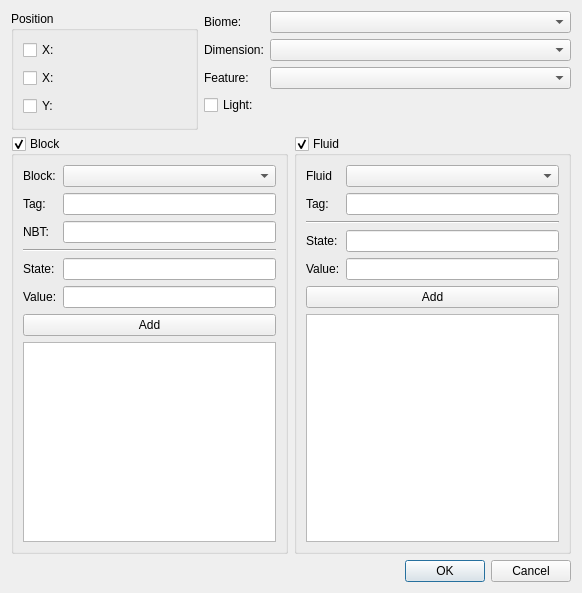
First picture: the form in locationconditiondialog.ui, repository IoeCmcomc/MCDatapacker, before the edit.
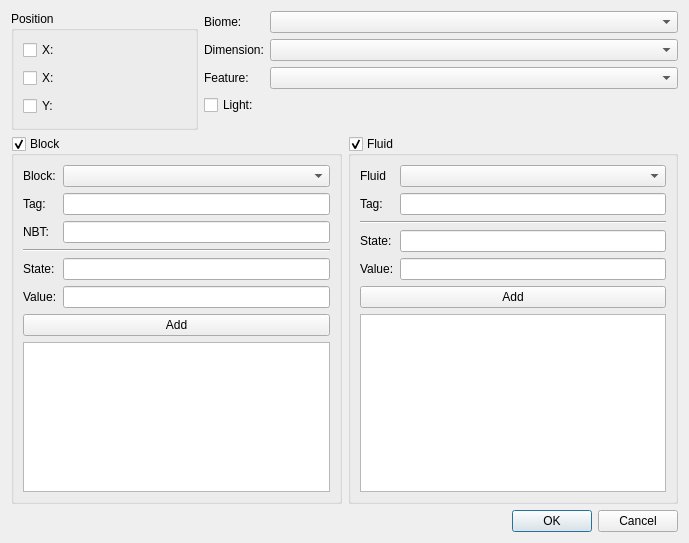
Second picture: the form after the edit. Custom widgets are drawn as their Qt base class.

Commit message: [Cleanup] Add BaseCondition class, rename some files, add biome icons

The edit to the form file:
```diff
--- a/locationconditiondialog.ui
+++ b/locationconditiondialog.ui
@@ -6,8 +6,8 @@
    <rect>
     <x>0</x>
     <y>0</y>
-    <width>582</width>
-    <height>593</height>
+    <width>689</width>
+    <height>543</height>
    </rect>
   </property>
   <property name="windowTitle">
@@ -24,7 +24,7 @@
        <property name="checkable">
         <bool>true</bool>
        </property>
-       <layout class="QFormLayout" name="formLayout_3">
+       <layout class="QGridLayout" name="gridLayout_2">
         <item row="0" column="0">
          <widget class="QLabel" name="label_4">
           <property name="text">
@@ -91,6 +91,9 @@
         </item>
         <item row="7" column="0" colspan="2">
          <widget class="QTableView" name="blockStatesView">
+          <property name="sizeAdjustPolicy">
+           <enum>QAbstractScrollArea::AdjustToContents</enum>
+          </property>
           <property name="alternatingRowColors">
            <bool>true</bool>
           </property>
@@ -119,7 +122,7 @@
        <property name="checkable">
         <bool>true</bool>
        </property>
-       <layout class="QFormLayout" name="formLayout_4">
+       <layout class="QGridLayout" name="gridLayout">
         <item row="0" column="0">
          <widget class="QLabel" name="label_9">
           <property name="text">
@@ -176,6 +179,9 @@
         </item>
         <item row="6" column="0" colspan="2">
          <widget class="QTableView" name="fluidStatesView">
+          <property name="sizeAdjustPolicy">
+           <enum>QAbstractScrollArea::AdjustToContents</enum>
+          </property>
           <property name="alternatingRowColors">
            <bool>true</bool>
           </property>
```
The commit also changes 106 other files.
